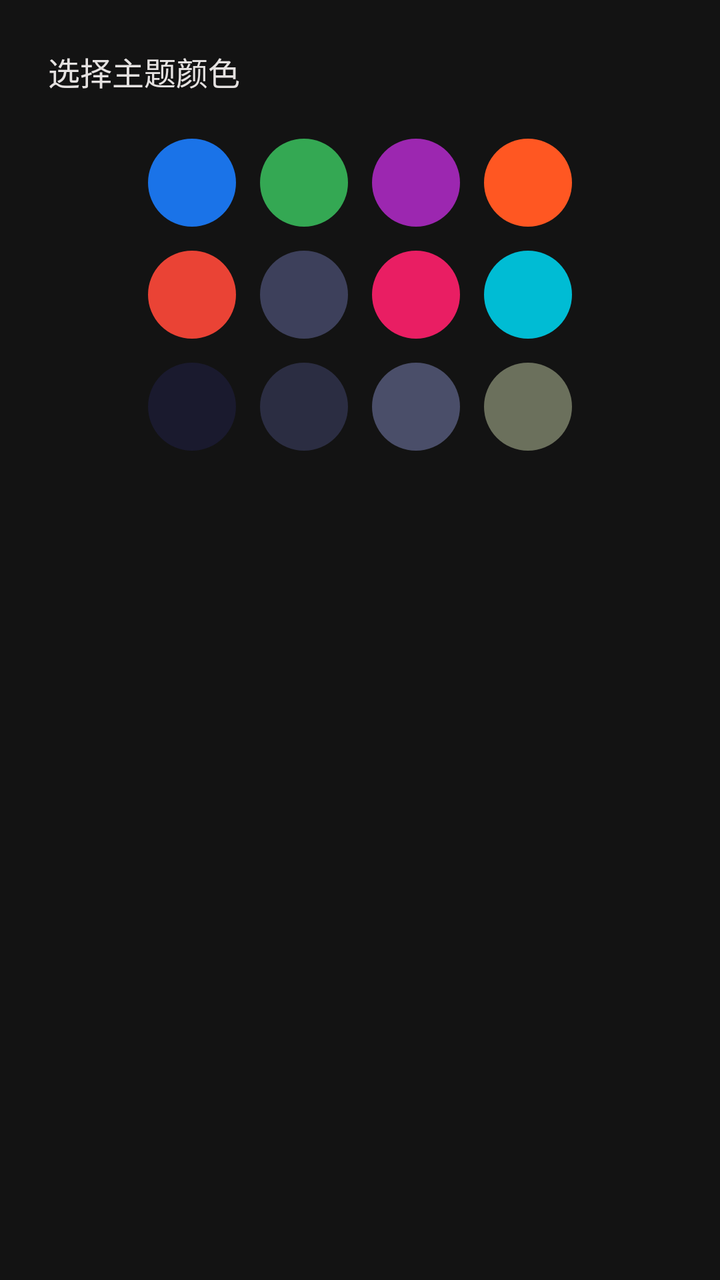
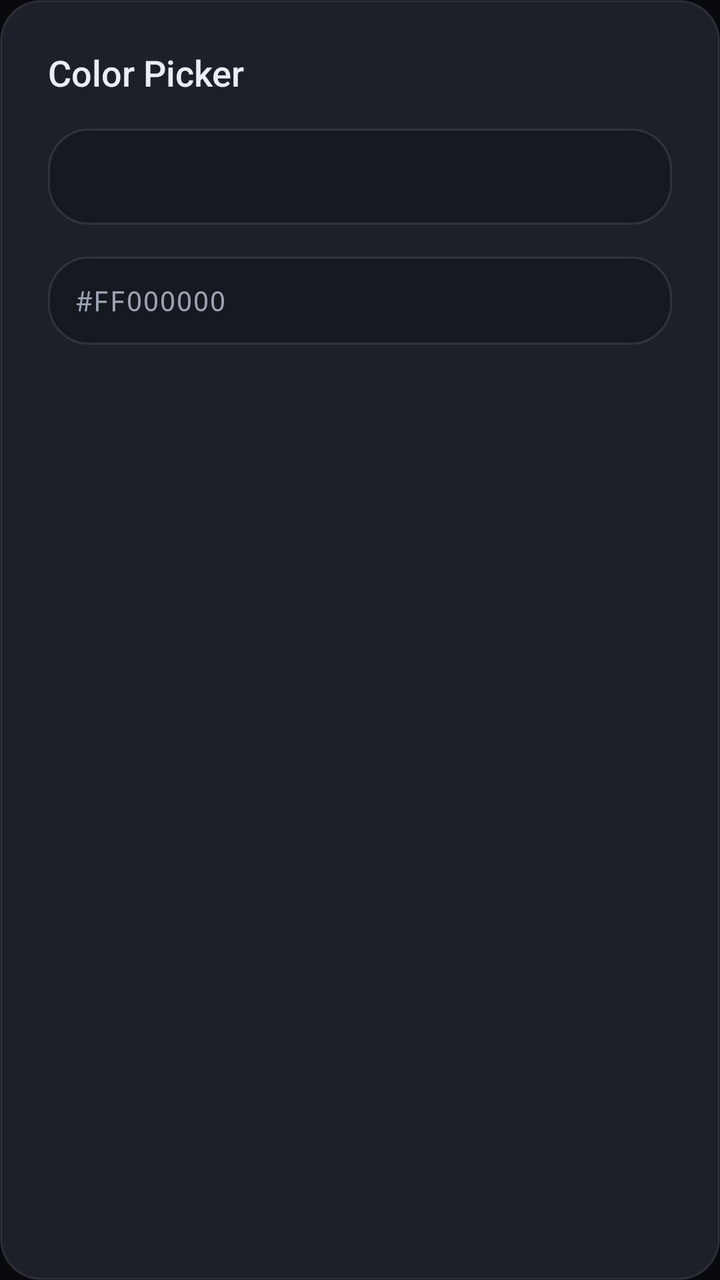

Before-and-after screenshots of an Android layout around one commit, followed by the original layout XML and the change that was made.
<!-- AndroidManifest.xml: application theme Theme.HideRecents -->
<!-- res/layout/dialog_color_picker.xml -->
<?xml version="1.0" encoding="utf-8"?>
<LinearLayout xmlns:android="http://schemas.android.com/apk/res/android"
    android:layout_width="match_parent"
    android:layout_height="wrap_content"
    android:orientation="vertical"
    android:padding="24dp">

    <TextView
        android:layout_width="wrap_content"
        android:layout_height="wrap_content"
        android:text="选择主题颜色"
        android:textSize="16sp"
        android:textColor="@color/on_surface"
        android:layout_marginBottom="16dp" />

    <LinearLayout
        android:layout_width="match_parent"
        android:layout_height="wrap_content"
        android:orientation="horizontal"
        android:gravity="center">

        <View
            android:id="@+id/color_0"
            android:layout_width="44dp"
            android:layout_height="44dp"
            android:layout_margin="6dp"
            android:background="@drawable/color_circle_blue" />

        <View
            android:id="@+id/color_1"
            android:layout_width="44dp"
            android:layout_height="44dp"
            android:layout_margin="6dp"
            android:background="@drawable/color_circle_green" />

        <View
            android:id="@+id/color_2"
            android:layout_width="44dp"
            android:layout_height="44dp"
            android:layout_margin="6dp"
            android:background="@drawable/color_circle_purple" />

        <View
            android:id="@+id/color_3"
            android:layout_width="44dp"
            android:layout_height="44dp"
            android:layout_margin="6dp"
            android:background="@drawable/color_circle_orange" />

    </LinearLayout>

    <LinearLayout
        android:layout_width="match_parent"
        android:layout_height="wrap_content"
        android:orientation="horizontal"
        android:gravity="center">

        <View
            android:id="@+id/color_4"
            android:layout_width="44dp"
            android:layout_height="44dp"
            android:layout_margin="6dp"
            android:background="@drawable/color_circle_red" />

        <View
            android:id="@+id/color_5"
            android:layout_width="44dp"
            android:layout_height="44dp"
            android:layout_margin="6dp"
            android:background="@drawable/color_circle_teal" />

        <View
            android:id="@+id/color_6"
            android:layout_width="44dp"
            android:layout_height="44dp"
            android:layout_margin="6dp"
            android:background="@drawable/color_circle_pink" />

        <View
            android:id="@+id/color_7"
            android:layout_width="44dp"
            android:layout_height="44dp"
            android:layout_margin="6dp"
            android:background="@drawable/color_circle_cyan" />

    </LinearLayout>

    <LinearLayout
        android:layout_width="match_parent"
        android:layout_height="wrap_content"
        android:orientation="horizontal"
        android:gravity="center">

        <View
            android:id="@+id/color_8"
            android:layout_width="44dp"
            android:layout_height="44dp"
            android:layout_margin="6dp"
            android:background="@drawable/color_circle_white" />

        <View
            android:id="@+id/color_9"
            android:layout_width="44dp"
            android:layout_height="44dp"
            android:layout_margin="6dp"
            android:background="@drawable/color_circle_gray" />

        <View
            android:id="@+id/color_10"
            android:layout_width="44dp"
            android:layout_height="44dp"
            android:layout_margin="6dp"
            android:background="@drawable/color_circle_black" />

        <View
            android:id="@+id/color_11"
            android:layout_width="44dp"
            android:layout_height="44dp"
            android:layout_margin="6dp"
            android:background="@drawable/color_circle_brown" />

    </LinearLayout>

</LinearLayout>
<!-- resources referenced by this layout -->
<resources>
  <color name="on_surface">#FFE5E2E1</color>
  <!-- drawable color_circle_black (drawable) -->
  <?xml version="1.0" encoding="utf-8"?>
  <shape xmlns:android="http://schemas.android.com/apk/res/android" android:shape="oval"><solid android:color="#FF4A4E69" /></shape>
  <!-- drawable color_circle_blue (drawable) -->
  <?xml version="1.0" encoding="utf-8"?>
  <shape xmlns:android="http://schemas.android.com/apk/res/android" android:shape="oval"><solid android:color="#FF1A73E8" /></shape>
  <!-- drawable color_circle_brown (drawable) -->
  <?xml version="1.0" encoding="utf-8"?>
  <shape xmlns:android="http://schemas.android.com/apk/res/android" android:shape="oval"><solid android:color="#FF6B705C" /></shape>
  <!-- drawable color_circle_cyan (drawable) -->
  <?xml version="1.0" encoding="utf-8"?>
  <shape xmlns:android="http://schemas.android.com/apk/res/android" android:shape="oval"><solid android:color="#FF00BCD4" /></shape>
  <!-- drawable color_circle_gray (drawable) -->
  <?xml version="1.0" encoding="utf-8"?>
  <shape xmlns:android="http://schemas.android.com/apk/res/android" android:shape="oval"><solid android:color="#FF2B2D42" /></shape>
  <!-- drawable color_circle_green (drawable) -->
  <?xml version="1.0" encoding="utf-8"?>
  <shape xmlns:android="http://schemas.android.com/apk/res/android" android:shape="oval"><solid android:color="#FF34A853" /></shape>
  <!-- drawable color_circle_orange (drawable) -->
  <?xml version="1.0" encoding="utf-8"?>
  <shape xmlns:android="http://schemas.android.com/apk/res/android" android:shape="oval"><solid android:color="#FFFF5722" /></shape>
  <!-- drawable color_circle_pink (drawable) -->
  <?xml version="1.0" encoding="utf-8"?>
  <shape xmlns:android="http://schemas.android.com/apk/res/android" android:shape="oval"><solid android:color="#FFE91E63" /></shape>
  <!-- drawable color_circle_purple (drawable) -->
  <?xml version="1.0" encoding="utf-8"?>
  <shape xmlns:android="http://schemas.android.com/apk/res/android" android:shape="oval"><solid android:color="#FF9C27B0" /></shape>
  <!-- drawable color_circle_red (drawable) -->
  <?xml version="1.0" encoding="utf-8"?>
  <shape xmlns:android="http://schemas.android.com/apk/res/android" android:shape="oval"><solid android:color="#FFEA4335" /></shape>
  <!-- drawable color_circle_teal (drawable) -->
  <?xml version="1.0" encoding="utf-8"?>
  <shape xmlns:android="http://schemas.android.com/apk/res/android" android:shape="oval">
      <solid android:color="#FF3D405B" />
  </shape>
  <!-- drawable color_circle_white (drawable) -->
  <?xml version="1.0" encoding="utf-8"?>
  <shape xmlns:android="http://schemas.android.com/apk/res/android" android:shape="oval"><solid android:color="#FF1A1A2E" /></shape>
  <style name="Theme.HideRecents" parent="Theme.Material3.Dark.NoActionBar">
          <item name="colorPrimary">@color/primary</item>
          <item name="colorOnPrimary">@color/on_primary</item>
          <item name="colorPrimaryContainer">@color/primary_container</item>
          <item name="colorOnPrimaryContainer">@color/on_surface</item>
          <item name="colorSecondary">@color/secondary</item>
          <item name="colorOnSecondary">@color/on_secondary</item>
          <item name="colorSecondaryContainer">@color/secondary_container</item>
          <item name="colorOnSecondaryContainer">@color/on_secondary_container</item>
          <item name="android:colorBackground">@color/background</item>
          <item name="colorOnBackground">@color/on_surface</item>
          <item name="colorSurface">@color/surface</item>
          <item name="colorOnSurface">@color/on_surface</item>
          <item name="colorSurfaceVariant">@color/surface_variant</item>
          <item name="colorOnSurfaceVariant">@color/on_surface_variant</item>
          <item name="colorError">@color/error</item>
          <item name="colorOnError">@color/on_error</item>
          <item name="android:statusBarColor">@color/background</item>
          <item name="android:navigationBarColor">@color/background</item>
          <item name="android:windowLightStatusBar">false</item>
      </style>
  <color name="primary">#FFB0C6FF</color>
  <color name="on_primary">#FF002D6E</color>
  <color name="primary_container">#FF558DFF</color>
  <color name="secondary">#FFBDF4FF</color>
  <color name="on_secondary">#FF00363D</color>
  <color name="secondary_container">#FF00E3FD</color>
  <color name="on_secondary_container">#FF00616D</color>
  <color name="background">#FF131313</color>
  <color name="surface">#FF131313</color>
  <color name="surface_variant">#FF353535</color>
  <color name="on_surface_variant">#FFC2C6D7</color>
  <color name="error">#FFFFB4AB</color>
  <!-- unchanged entries left out for length: 1 -->
</resources>

<!-- the commit's change to res/layout/dialog_color_picker.xml (unified diff, before → after) -->
@@ -3,122 +3,19 @@
     android:layout_width="match_parent"
     android:layout_height="wrap_content"
     android:orientation="vertical"
+    android:background="@drawable/bg_glass_card_strong"
     android:padding="24dp">
 
-    <TextView
-        android:layout_width="wrap_content"
-        android:layout_height="wrap_content"
-        android:text="选择主题颜色"
-        android:textSize="16sp"
-        android:textColor="@color/on_surface"
-        android:layout_marginBottom="16dp" />
+    <TextView android:layout_width="wrap_content" android:layout_height="wrap_content"
+        android:text="Color Picker" android:textSize="18sp" android:textColor="@color/on_surface"
+        android:fontFamily="sans-serif-medium" android:layout_marginBottom="16dp" />
 
-    <LinearLayout
-        android:layout_width="match_parent"
-        android:layout_height="wrap_content"
-        android:orientation="horizontal"
-        android:gravity="center">
+    <View android:id="@+id/colorPreview" android:layout_width="match_parent" android:layout_height="48dp"
+        android:background="@drawable/bg_glass_card" android:layout_marginBottom="16dp" />
 
-        <View
-            android:id="@+id/color_0"
-            android:layout_width="44dp"
-            android:layout_height="44dp"
-            android:layout_margin="6dp"
-            android:background="@drawable/color_circle_blue" />
-
-        <View
-            android:id="@+id/color_1"
-            android:layout_width="44dp"
-            android:layout_height="44dp"
-            android:layout_margin="6dp"
-            android:background="@drawable/color_circle_green" />
-
-        <View
-            android:id="@+id/color_2"
-            android:layout_width="44dp"
-            android:layout_height="44dp"
-            android:layout_margin="6dp"
-            android:background="@drawable/color_circle_purple" />
-
-        <View
-            android:id="@+id/color_3"
-            android:layout_width="44dp"
-            android:layout_height="44dp"
-            android:layout_margin="6dp"
-            android:background="@drawable/color_circle_orange" />
-
-    </LinearLayout>
-
-    <LinearLayout
-        android:layout_width="match_parent"
-        android:layout_height="wrap_content"
-        android:orientation="horizontal"
-        android:gravity="center">
-
-        <View
-            android:id="@+id/color_4"
-            android:layout_width="44dp"
-            android:layout_height="44dp"
-            android:layout_margin="6dp"
-            android:background="@drawable/color_circle_red" />
-
-        <View
-            android:id="@+id/color_5"
-            android:layout_width="44dp"
-            android:layout_height="44dp"
-            android:layout_margin="6dp"
-            android:background="@drawable/color_circle_teal" />
-
-        <View
-            android:id="@+id/color_6"
-            android:layout_width="44dp"
-            android:layout_height="44dp"
-            android:layout_margin="6dp"
-            android:background="@drawable/color_circle_pink" />
-
-        <View
-            android:id="@+id/color_7"
-            android:layout_width="44dp"
-            android:layout_height="44dp"
-            android:layout_margin="6dp"
-            android:background="@drawable/color_circle_cyan" />
-
-    </LinearLayout>
-
-    <LinearLayout
-        android:layout_width="match_parent"
-        android:layout_height="wrap_content"
-        android:orientation="horizontal"
-        android:gravity="center">
-
-        <View
-            android:id="@+id/color_8"
-            android:layout_width="44dp"
-            android:layout_height="44dp"
-            android:layout_margin="6dp"
-            android:background="@drawable/color_circle_white" />
-
-        <View
-            android:id="@+id/color_9"
-            android:layout_width="44dp"
-            android:layout_height="44dp"
-            android:layout_margin="6dp"
-            android:background="@drawable/color_circle_gray" />
-
-        <View
-            android:id="@+id/color_10"
-            android:layout_width="44dp"
-            android:layout_height="44dp"
-            android:layout_margin="6dp"
-            android:background="@drawable/color_circle_black" />
-
-        <View
-            android:id="@+id/color_11"
-            android:layout_width="44dp"
-            android:layout_height="44dp"
-            android:layout_margin="6dp"
-            android:background="@drawable/color_circle_brown" />
-
-    </LinearLayout>
-
+    <EditText android:id="@+id/etHexColor" android:layout_width="match_parent" android:layout_height="44dp"
+        android:hint="#FF000000" android:textSize="14sp" android:textColor="@color/on_surface"
+        android:textColorHint="@color/on_surface_variant" android:background="@drawable/bg_glass_card"
+        android:paddingHorizontal="14dp" android:singleLine="true" android:fontFamily="monospace"
+        android:inputType="textCapCharacters" />
 </LinearLayout>
<!-- resource entries referenced after the edit -->
@@ -1,49 +1,11 @@
 <!-- resources referenced by this layout -->
 <resources>
-  <color name="on_surface">#FFE5E2E1</color>
-  <!-- drawable color_circle_black (drawable) -->
-  <?xml version="1.0" encoding="utf-8"?>
-  <shape xmlns:android="http://schemas.android.com/apk/res/android" android:shape="oval"><solid android:color="#FF4A4E69" /></shape>
-  <!-- drawable color_circle_blue (drawable) -->
-  <?xml version="1.0" encoding="utf-8"?>
-  <shape xmlns:android="http://schemas.android.com/apk/res/android" android:shape="oval"><solid android:color="#FF1A73E8" /></shape>
-  <!-- drawable color_circle_brown (drawable) -->
-  <?xml version="1.0" encoding="utf-8"?>
-  <shape xmlns:android="http://schemas.android.com/apk/res/android" android:shape="oval"><solid android:color="#FF6B705C" /></shape>
-  <!-- drawable color_circle_cyan (drawable) -->
-  <?xml version="1.0" encoding="utf-8"?>
-  <shape xmlns:android="http://schemas.android.com/apk/res/android" android:shape="oval"><solid android:color="#FF00BCD4" /></shape>
-  <!-- drawable color_circle_gray (drawable) -->
-  <?xml version="1.0" encoding="utf-8"?>
-  <shape xmlns:android="http://schemas.android.com/apk/res/android" android:shape="oval"><solid android:color="#FF2B2D42" /></shape>
-  <!-- drawable color_circle_green (drawable) -->
-  <?xml version="1.0" encoding="utf-8"?>
-  <shape xmlns:android="http://schemas.android.com/apk/res/android" android:shape="oval"><solid android:color="#FF34A853" /></shape>
-  <!-- drawable color_circle_orange (drawable) -->
-  <?xml version="1.0" encoding="utf-8"?>
-  <shape xmlns:android="http://schemas.android.com/apk/res/android" android:shape="oval"><solid android:color="#FFFF5722" /></shape>
-  <!-- drawable color_circle_pink (drawable) -->
-  <?xml version="1.0" encoding="utf-8"?>
-  <shape xmlns:android="http://schemas.android.com/apk/res/android" android:shape="oval"><solid android:color="#FFE91E63" /></shape>
-  <!-- drawable color_circle_purple (drawable) -->
-  <?xml version="1.0" encoding="utf-8"?>
-  <shape xmlns:android="http://schemas.android.com/apk/res/android" android:shape="oval"><solid android:color="#FF9C27B0" /></shape>
-  <!-- drawable color_circle_red (drawable) -->
-  <?xml version="1.0" encoding="utf-8"?>
-  <shape xmlns:android="http://schemas.android.com/apk/res/android" android:shape="oval"><solid android:color="#FFEA4335" /></shape>
-  <!-- drawable color_circle_teal (drawable) -->
-  <?xml version="1.0" encoding="utf-8"?>
-  <shape xmlns:android="http://schemas.android.com/apk/res/android" android:shape="oval">
-      <solid android:color="#FF3D405B" />
-  </shape>
-  <!-- drawable color_circle_white (drawable) -->
-  <?xml version="1.0" encoding="utf-8"?>
-  <shape xmlns:android="http://schemas.android.com/apk/res/android" android:shape="oval"><solid android:color="#FF1A1A2E" /></shape>
+  <color name="on_surface">#FFEAEDF3</color>
   <style name="Theme.HideRecents" parent="Theme.Material3.Dark.NoActionBar">
           <item name="colorPrimary">@color/primary</item>
           <item name="colorOnPrimary">@color/on_primary</item>
           <item name="colorPrimaryContainer">@color/primary_container</item>
-          <item name="colorOnPrimaryContainer">@color/on_surface</item>
+          <item name="colorOnPrimaryContainer">@color/on_primary_container</item>
           <item name="colorSecondary">@color/secondary</item>
           <item name="colorOnSecondary">@color/on_secondary</item>
           <item name="colorSecondaryContainer">@color/secondary_container</item>
@@ -60,18 +22,42 @@
           <item name="android:navigationBarColor">@color/background</item>
           <item name="android:windowLightStatusBar">false</item>
       </style>
-  <color name="primary">#FFB0C6FF</color>
-  <color name="on_primary">#FF002D6E</color>
-  <color name="primary_container">#FF558DFF</color>
-  <color name="secondary">#FFBDF4FF</color>
-  <color name="on_secondary">#FF00363D</color>
-  <color name="secondary_container">#FF00E3FD</color>
-  <color name="on_secondary_container">#FF00616D</color>
-  <color name="background">#FF131313</color>
-  <color name="surface">#FF131313</color>
-  <color name="surface_variant">#FF353535</color>
-  <color name="on_surface_variant">#FFC2C6D7</color>
-  <color name="error">#FFFFB4AB</color>
+  <color name="surface_container">#FF161920</color>
+  <color name="glass_border">#1AFFFFFF</color>
+  <color name="surface_container_high">#FF1C2028</color>
+  <color name="primary">#FF6C9CFF</color>
+  <color name="on_primary">#FF002E6B</color>
+  <color name="primary_container">#FF1A4A8A</color>
+  <color name="on_primary_container">#FFA8CBFF</color>
+  <color name="secondary">#FF4DD8D0</color>
+  <color name="on_secondary">#FF003735</color>
+  <color name="secondary_container">#FF1A4F4C</color>
+  <color name="on_secondary_container">#FF7FF5EC</color>
+  <color name="background">#FF08090C</color>
+  <color name="surface">#FF08090C</color>
+  <color name="surface_variant">#FF242830</color>
+  <color name="on_surface_variant">#FF9CA3B4</color>
+  <!-- drawable bg_glass_card (drawable) -->
+  <?xml version="1.0" encoding="utf-8"?>
+  <shape xmlns:android="http://schemas.android.com/apk/res/android"
+      android:shape="rectangle">
+      <solid android:color="@color/surface_container" />
+      <corners android:radius="20dp" />
+      <stroke
+          android:width="1dp"
+          android:color="@color/glass_border" />
+  </shape>
+  <!-- drawable bg_glass_card_strong (drawable) -->
+  <?xml version="1.0" encoding="utf-8"?>
+  <shape xmlns:android="http://schemas.android.com/apk/res/android"
+      android:shape="rectangle">
+      <solid android:color="@color/surface_container_high" />
+      <corners android:radius="20dp" />
+      <stroke
+          android:width="1dp"
+          android:color="@color/glass_border" />
+  </shape>
+  <color name="error">#FFFF6B6B</color>
   <!-- unchanged entries left out for length: 1 -->
 </resources>
 
